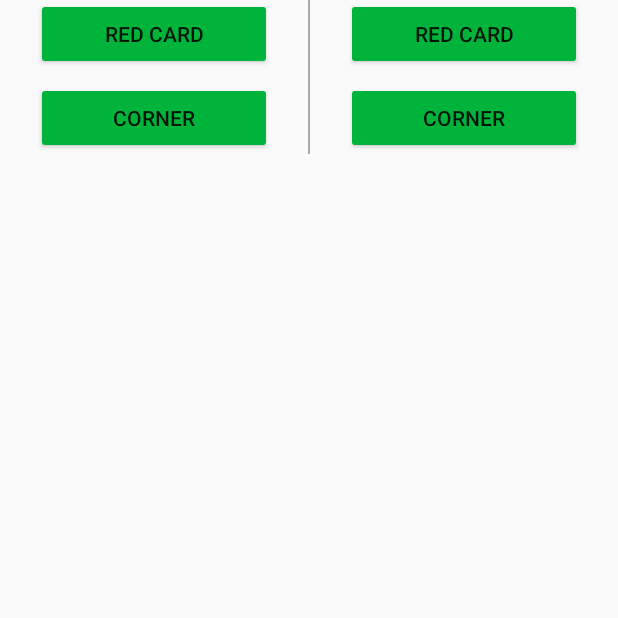
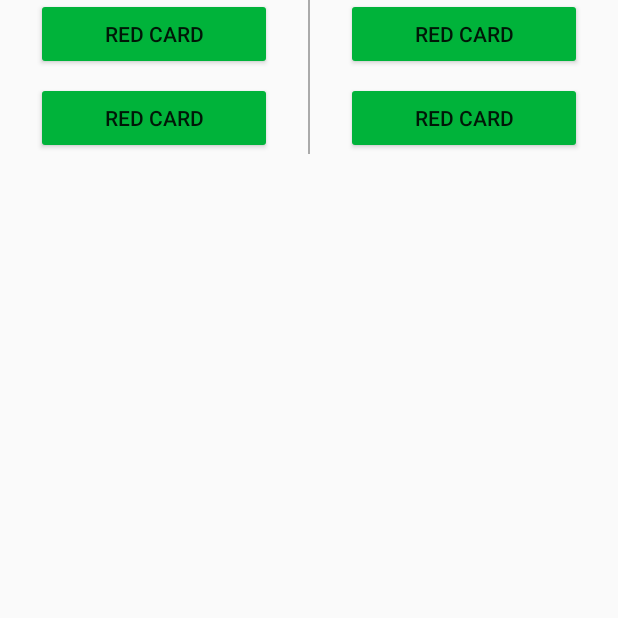
Before and after one commit to alanionita/GDS_ScoreKeeper, an Android app: the screen it shows after launch (MainActivity), on a phone screen of 412 x 824 dp, the part 483-1101 px from its top. Run offline under Robolectric (Android 15) with nearby library versions, the phone set to English and light mode, and no system bars.

Commit message:
added string resources for all button text

```diff
--- a/app/src/main/res/layout/activity_main.xml
+++ b/app/src/main/res/layout/activity_main.xml
@@ -55,7 +55,7 @@
                 android:layout_marginLeft="24dp"
                 android:layout_marginRight="24dp"
                 android:onClick="addGoalTeamA"
-                android:text="Goal" />
+                android:text="@string/goal_button_text" />
 
             <Button
                 android:layout_width="match_parent"
@@ -64,7 +64,7 @@
                 android:layout_marginLeft="24dp"
                 android:layout_marginRight="24dp"
                 android:onClick="addYellowCardTeamA"
-                android:text="Yellow Card" />
+                android:text="@string/yellowCard_button_text" />
 
             <Button
                 android:layout_width="match_parent"
@@ -73,7 +73,7 @@
                 android:layout_marginLeft="24dp"
                 android:layout_marginRight="24dp"
                 android:onClick="addRedCardTeamA"
-                android:text="Red Card" />
+                android:text="@string/redCard_button_text" />
 
             <Button
                 android:layout_width="match_parent"
@@ -82,7 +82,7 @@
                 android:layout_marginLeft="24dp"
                 android:layout_marginRight="24dp"
                 android:onClick="addCornerTeamA"
-                android:text="Corner" />
+                android:text="@string/corner_button_text" />
 
         </LinearLayout>
 
@@ -137,7 +137,7 @@
                 android:layout_marginLeft="24dp"
                 android:layout_marginRight="24dp"
                 android:onClick="addGoalTeamB"
-                android:text="Goal" />
+                android:text="@string/goal_button_text" />
 
             <Button
                 android:layout_width="match_parent"
@@ -146,7 +146,7 @@
                 android:layout_marginLeft="24dp"
                 android:layout_marginRight="24dp"
                 android:onClick="addYellowCardTeamB"
-                android:text="Yellow Card" />
+                android:text="@string/yellowCard_button_text" />
 
             <Button
                 android:layout_width="match_parent"
@@ -155,7 +155,7 @@
                 android:layout_marginLeft="24dp"
                 android:layout_marginRight="24dp"
                 android:onClick="addRedCardTeamB"
-                android:text="Red Card" />
+                android:text="@string/redCard_button_text" />
 
             <Button
                 android:layout_width="match_parent"
@@ -164,7 +164,7 @@
                 android:layout_marginLeft="24dp"
                 android:layout_marginRight="24dp"
                 android:onClick="addCornerTeamB"
-                android:text="Corner" />
+                android:text="@string/corner_button_text" />
 
         </LinearLayout>
 
@@ -177,7 +177,7 @@
         android:layout_centerHorizontal="true"
         android:layout_marginBottom="32dp"
         android:onClick="resetScore"
-        android:text="RESET"
+        android:text="@string/reset_button_text"
         />
 
 </RelativeLayout>
--- a/app/src/main/res/values/strings.xml
+++ b/app/src/main/res/values/strings.xml
@@ -4,4 +4,9 @@
     <string name="team_b_name">Manchester United</string>
     <string name="default_score">0</string>
     <string name="default_log">LOG</string>
+    <string name="goal_button_text">Goal</string>
+    <string name="yellowCard_button_text">Yellow Card</string>
+    <string name="redCard_button_text">Red Card</string>
+    <string name="corner_button_text">Red Card</string>
+    <string name="reset_button_text">Reset</string>
 </resources>
```
